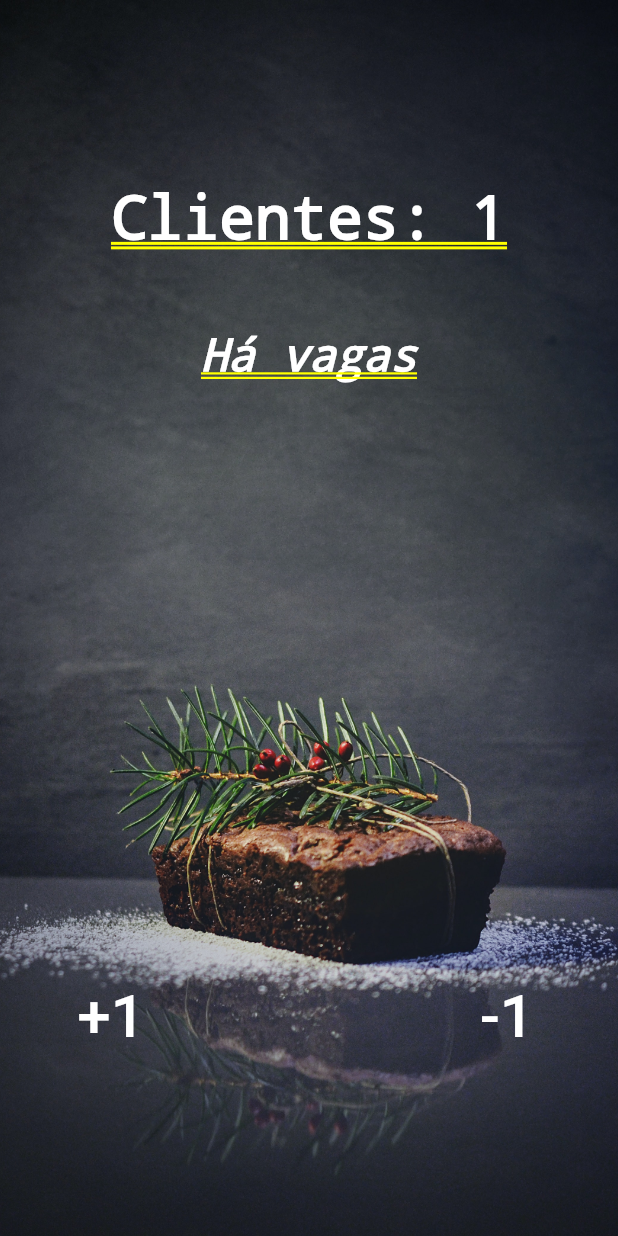
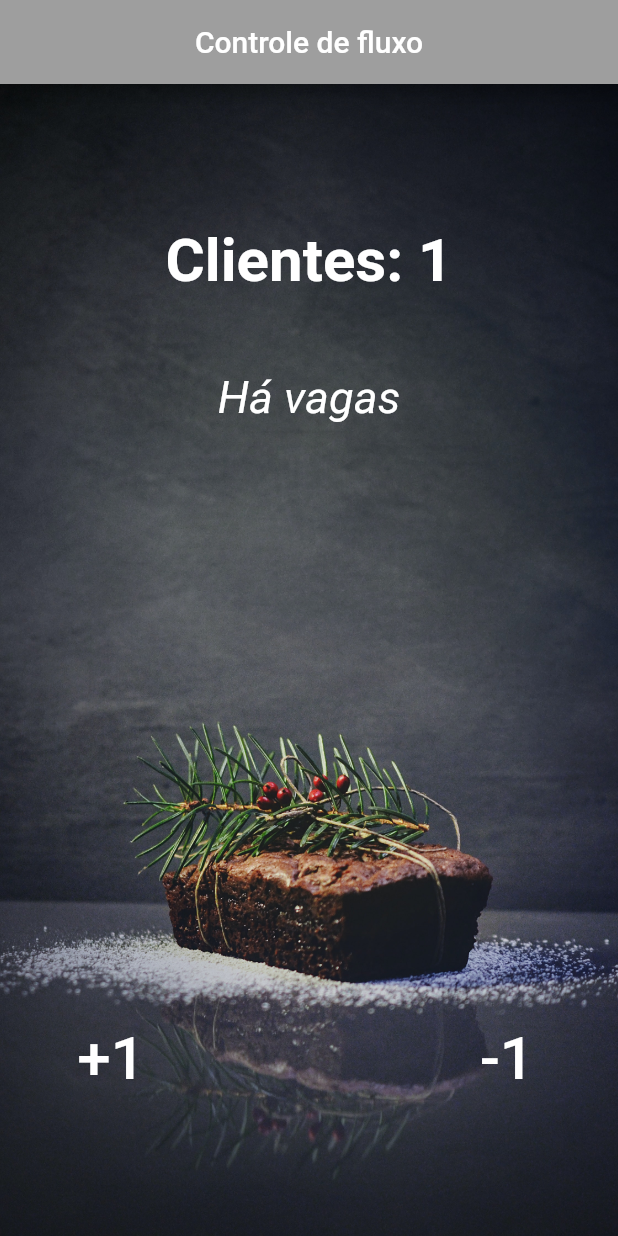
Before and after one commit to marcusv77/app-flutter-capacity, a Flutter app: the screen it shows after launch, after a tap on "+1", on a phone screen of 412 x 824 dp. Run offline on Flutter 3.47's test engine with Material 2 defaults, Android fonts, the phone set to English and light mode, and no system bars.

Commit message:
Update 03/06/2020 Ended

```diff
--- a/lib/main.dart
+++ b/lib/main.dart
@@ -1,7 +1,16 @@
 import 'package:flutter/material.dart';
+import 'package:flutter/services.dart';
 
 void main() {
-  runApp(MaterialApp(title: "Contador de Pessoas", home: Home()));
+  SystemChrome.setSystemUIOverlayStyle(SystemUiOverlayStyle(
+      statusBarColor: Colors.transparent,
+      statusBarBrightness: Brightness.light));
+
+  runApp(MaterialApp(
+      title: "Contador de Pessoas",
+      debugShowCheckedModeBanner: false,
+      home: Home()
+  ));
 }
 
 class Home extends StatefulWidget {
@@ -10,30 +19,37 @@ class Home extends StatefulWidget {
 }
 
 class _HomeState extends State<Home> {
-
   int _people = 0;
   String _infoText = "Há vagas";
 
-  void _changepeople(int delta){
+  void _changepeople(int delta) {
     setState(() {
+      _people += delta;
 
-      _people+=delta;
-
-      if(_people<0){
-        _infoText="Ops";
-        _people=0;
-      }
-      else if(_people>19){
-        _infoText="Lotado";
-        _people=20;
-      }
-      else
-        _infoText="Há vagas";
+      if (_people < 0) {
+        _infoText = "Ops";
+        _people = 0;
+      } else if (_people > 19) {
+        _infoText = "Lotado";
+        _people = 20;
+      } else
+        _infoText = "Há vagas";
     });
   }
+
   @override
   Widget build(BuildContext context) {
-    return Stack(
+    return Scaffold(
+        backgroundColor: Colors.white,
+        appBar: AppBar(
+          title: Text(
+            "Controle de fluxo",
+            style: TextStyle(color: Colors.white),
+          ),
+          backgroundColor: Colors.grey,
+          centerTitle: true,
+        ),
+        body: Stack(
           children: <Widget>[
             Image.asset(
               "images/food.jpg",
@@ -45,8 +61,10 @@ class _HomeState extends State<Home> {
               children: <Widget>[
                 Text(
                   "Clientes: $_people",
-              style:
-                  TextStyle(color: Colors.white, fontWeight: FontWeight.bold, fontSize: 40),
+                  style: TextStyle(
+                      color: Colors.white,
+                      fontWeight: FontWeight.bold,
+                      fontSize: 40),
                 ),
                 Padding(
                   padding: EdgeInsets.fromLTRB(0, 50, 0, 0),
@@ -90,6 +108,6 @@ class _HomeState extends State<Home> {
               ],
             )
           ],
-    );
+        ));
   }
 }
```
Also changed, not shown: 38 other files. Lines whose indentation alone changed are shown as unchanged.
